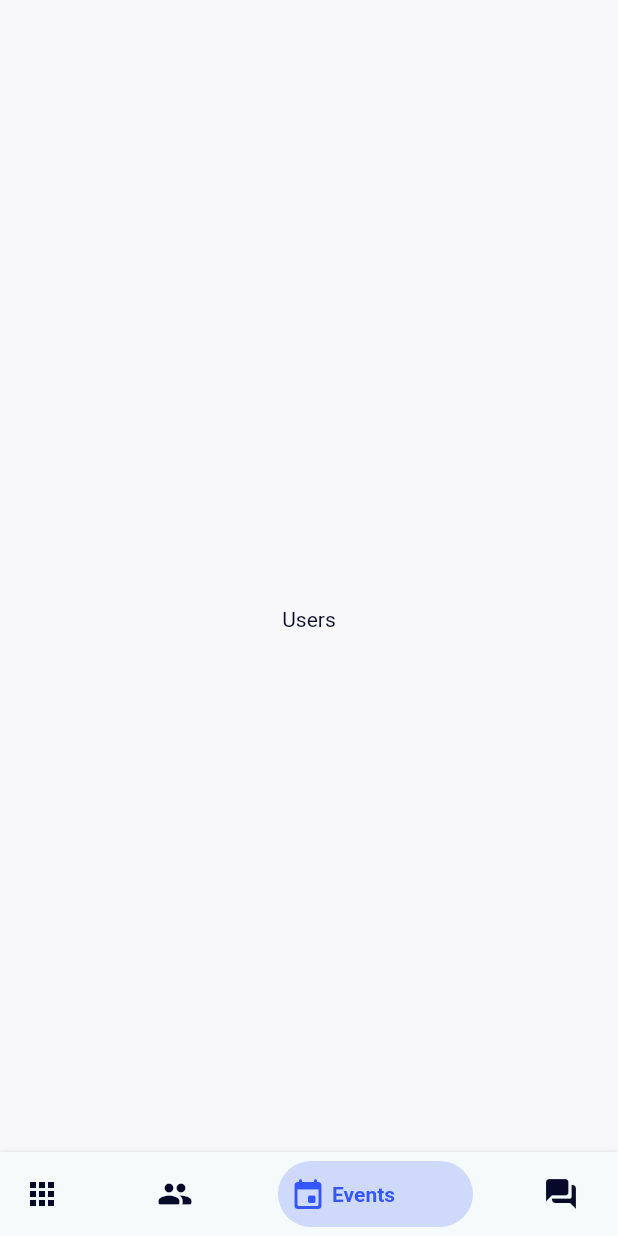
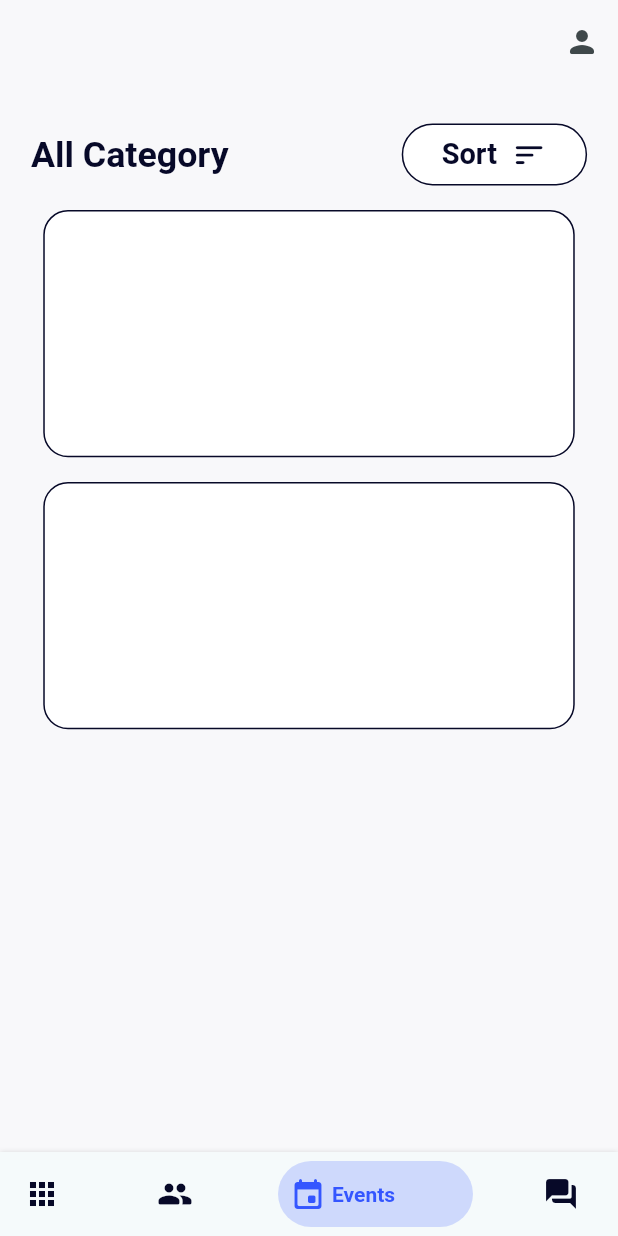
Before and after one commit to hemantlakhotia204/Stocio, a Flutter app: the HomeScreen screen opened by its route, swiped to page 3, on a phone screen of 412 x 824 dp. Run offline on Flutter 3.47's test engine with Material 2 defaults, Android fonts, the phone set to English and light mode, and no system bars; drawn by our look-alikes of bottom_navy_bar, overlay_support; our stand-ins replace responsive_sizer, shared_preferences; accounts and stored records are empty; Roboto replaces fonts that are missing (Signika).

Commit message:
event_sceen.dart created

```diff
--- a/lib/common/utils/common_utils.dart
+++ b/lib/common/utils/common_utils.dart
@@ -32,6 +32,8 @@ class Utils {
         return textColor.withOpacity(0.7);
       case 'ba':
         return secondaryColor;
+      case 'border':
+        return textColor;
       default:
         return Colors.white;
     }
--- a/lib/common/widgets/s_button.dart
+++ b/lib/common/widgets/s_button.dart
@@ -6,9 +6,10 @@ class SButton extends StatefulWidget {
   final Function onTap;
   final String label;
   final EdgeInsets? padding, margin;
-  final TextStyle? style;
+  final TextStyle? labelStyle;
   final Color? backgroundColor;
   final double? height, width, fontSize;
+  final Widget? suffixWidget;
 
   const SButton({
     Key? key,
@@ -16,11 +17,12 @@ class SButton extends StatefulWidget {
     required this.label,
     this.padding,
     this.margin,
-    this.style,
+    this.labelStyle,
     this.backgroundColor,
     this.height,
     this.width,
     this.fontSize,
+    this.suffixWidget,
   }) : super(key: key);
 
   @override
@@ -39,12 +41,23 @@ class _SButtonState extends State<SButton> {
           width: widget.width ?? 60.w,
           height: widget.height ?? 7.h,
           decoration: BoxDecoration(
-            color: widget.backgroundColor ?? Utils.color('pb'),
-            borderRadius: BorderRadius.all(Radius.circular(10.w)),
+              color: widget.backgroundColor ?? Utils.color('pb'),
+              borderRadius: BorderRadius.circular(10.w),
+              border: Border.all(color: Utils.color('pt'))),
+          alignment: Alignment.center,
+          child: InkWell(
+            borderRadius: BorderRadius.circular(10.w),
+            child: Row(
+              mainAxisAlignment: MainAxisAlignment.center,
+              children: [
+                Text(widget.label,
+                    style: widget.labelStyle ??
+                        TextStyle(
+                            fontSize: widget.fontSize ?? 18.sp, fontWeight: FontWeight.w500, color: Utils.color(""))),
+                widget.suffixWidget ?? const SizedBox(),
+              ],
+            ),
           ),
-          alignment: Alignment.center,
-          child: Text(widget.label,
-              style: widget.style ?? TextStyle(fontSize: widget.fontSize ?? 17.sp, fontWeight: FontWeight.w500, color: Utils.color(""))),
         ),
       ),
     );
--- a/lib/home/screens/home_screen.dart
+++ b/lib/home/screens/home_screen.dart
@@ -2,6 +2,7 @@ import 'package:bottom_navy_bar/bottom_navy_bar.dart';
 import 'package:flutter/material.dart';
 import 'package:stocio_app/common/utils/common_utils.dart';
 import 'package:stocio_app/common/widgets/s_appbar.dart';
+import 'package:stocio_app/home/screens/views/event_sceen.dart';
 import 'package:stocio_app/home/screens/views/org_screen.dart';
 
 class HomeScreen extends StatefulWidget {
@@ -39,6 +40,12 @@ class _HomeScreenState extends State<HomeScreen> {
           ],
         );
       case 2:
+        return SAppbar(
+          title: '',
+          actions: [
+            IconButton(onPressed: () => Navigator.pushNamed(context, '/profile'), icon: const Icon(Icons.person_rounded)),
+          ],
+        );
       case 3:
         return const SAppbar();
 
@@ -60,7 +67,7 @@ class _HomeScreenState extends State<HomeScreen> {
         children: const [
           Center(child: Text('Dashboard')),
           OrgScreen(),
-          Center(child: Text('Users')),
+          EventScreen(),
           Center(child: Text('Messages')),
         ],
       ),
--- /dev/null
+++ b/lib/home/screens/views/event_sceen.dart
@@ -0,0 +1,121 @@
+import 'package:flutter/material.dart';
+import 'package:responsive_sizer/responsive_sizer.dart';
+import 'package:stocio_app/common/utils/common_utils.dart';
+import 'package:stocio_app/common/widgets/s_button.dart';
+
+class EventScreen extends StatefulWidget {
+  const EventScreen({Key? key}) : super(key: key);
+
+  @override
+  State<EventScreen> createState() => _EventScreenState();
+}
+
+class _EventScreenState extends State<EventScreen> {
+  bool _isSortOn = false;
+  Widget? _switcherWidget;
+
+  final List<Map<String, dynamic>> _categories = [
+    {"label": "Music", "icon": Icons.music_note_rounded},
+    {"label": "Technology", "icon": Icons.computer_rounded},
+    {"label": "Sports", "icon": Icons.sports_esports_rounded},
+  ];
+
+  @override
+  Widget build(BuildContext context) {
+    _getSwitcherWidget();
+    return SingleChildScrollView(
+      physics: const AlwaysScrollableScrollPhysics(),
+      padding: Utils.screenPadding(),
+      child: Column(
+        children: [
+          Row(
+            mainAxisAlignment: MainAxisAlignment.spaceBetween,
+            children: [
+              Text(
+                'All Category',
+                style: TextStyle(fontSize: 20.sp, fontWeight: FontWeight.w600),
+              ),
+              SButton(
+                width: 30.w,
+                height: 5.h,
+                padding: EdgeInsets.zero,
+                backgroundColor: _isSortOn ? Utils.color('pb').withOpacity(0.16) : Utils.color('sbg'),
+                onTap: () => setState(() => _isSortOn = !_isSortOn),
+                label: 'Sort  ',
+                labelStyle:
+                    TextStyle(fontSize: 18.sp, fontWeight: FontWeight.w600, color: Utils.color(_isSortOn ? 'pb' : 'pt')),
+                suffixWidget: Icon(Icons.sort_rounded, color: Utils.color(_isSortOn ? 'pb' : 'pt'), size: 20.sp),
+              )
+            ],
+          ),
+          SizedBox(height: 2.h),
+          AnimatedSwitcher(
+            duration: const Duration(milliseconds: 400),
+            // transitionBuilder: (child, animation) => ScaleTransition(scale: animation, child: child),
+            child: _switcherWidget,
+          ),
+        ],
+      ),
+    );
+  }
+
+  _eventCard() {
+    return Container(
+      height: 20.h,
+      padding: Utils.contentPadding(),
+      margin: EdgeInsets.only(bottom: 2.h, left: 1.h, right: 1.h),
+      decoration: BoxDecoration(
+        color: Utils.color('sbg'),
+        borderRadius: BorderRadius.circular(4.w),
+        border: Border.all(color: Utils.color('border')),
+      ),
+      child: Column(
+        children: [],
+      ),
+    );
+  }
+
+  _getSwitcherWidget() {
+    _switcherWidget = _isSortOn
+        ? GridView.count(
+            padding: EdgeInsets.symmetric(horizontal: 1.h),
+            crossAxisCount: 2,
+            shrinkWrap: true,
+            mainAxisSpacing: 2.h,
+            crossAxisSpacing: 4.h,
+            childAspectRatio: 13 / 16,
+            physics: const NeverScrollableScrollPhysics(),
+            children: _categories
+                .map((e) => Container(
+                      decoration: BoxDecoration(
+                        color: Utils.color('sbg'),
+                        borderRadius: BorderRadius.circular(4.w),
+                        border: Border.all(color: Utils.color('border')),
+                      ),
+                      padding: Utils.contentPadding(),
+                      child: Column(
+                        mainAxisAlignment: MainAxisAlignment.center,
+                        children: [
+                          Icon(
+                            e["icon"],
+                            size: 30.sp,
+                          ),
+                          Text(e["label"]),
+                          SizedBox(height: 0.7.h),
+                          Text(
+                            '40 events',
+                            style: TextStyle(color: Utils.color('st')),
+                          ),
+                        ],
+                      ),
+                    ))
+                .toList(),
+          )
+        : ListView.builder(
+            shrinkWrap: true,
+            itemCount: 2,
+            physics: const NeverScrollableScrollPhysics(),
+            itemBuilder: (context, i) => _eventCard(),
+          );
+  }
+}
--- a/lib/home/screens/views/org_screen.dart
+++ b/lib/home/screens/views/org_screen.dart
@@ -85,7 +85,7 @@ class _OrgScreenState extends State<OrgScreen> {
               width: 87.w,
               decoration: BoxDecoration(
                 color: Utils.color('sb'),
-                border: Border.all(color: Utils.color('sb'), width: 2),
+                border: Border.all(color: Utils.color('border'), width: 2),
               ),
             ),
           ),
@@ -95,7 +95,7 @@ class _OrgScreenState extends State<OrgScreen> {
             padding: Utils.contentPadding(),
             decoration: BoxDecoration(
               color: Utils.color('sbg'),
-              border: Border.all(color: Utils.color('sb'), width: 2),
+              border: Border.all(color: Utils.color('border'), width: 2),
             ),
             child: Column(
               crossAxisAlignment: CrossAxisAlignment.start,
--- a/lib/profile/profile_screen.dart
+++ b/lib/profile/profile_screen.dart
@@ -55,7 +55,7 @@ class _ProfileScreenState extends State<ProfileScreen> {
                 ),
               ),
               Text(
-                '1195110\nJoined since 2019',
+                '1195110\nMember since 2023',
                 textAlign: TextAlign.center,
                 style: TextStyle(fontSize: 18.sp, fontWeight: FontWeight.w500, color: Utils.color('st')),
               ),
@@ -70,7 +70,7 @@ class _ProfileScreenState extends State<ProfileScreen> {
                     mainAxisAlignment: MainAxisAlignment.spaceBetween,
                     children: [
                       Text(
-                        'Account Setting',
+                        'Account Settings',
                         style: TextStyle(
                           fontSize: 18.sp,
                           fontWeight: FontWeight.w600,
```
